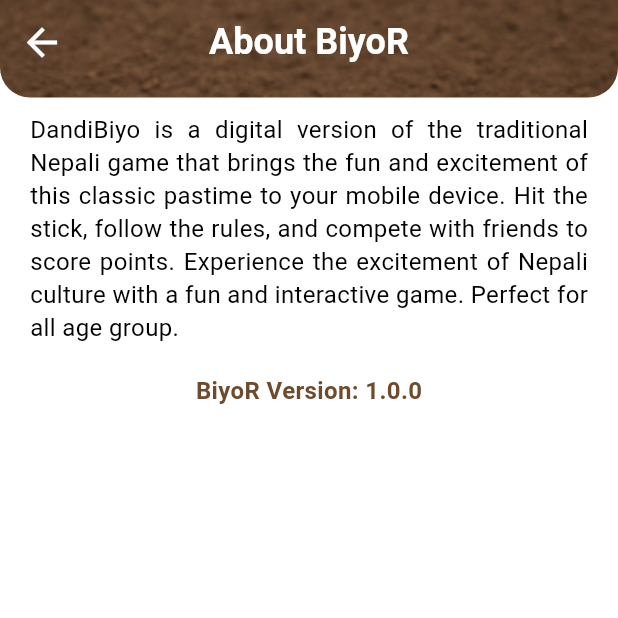
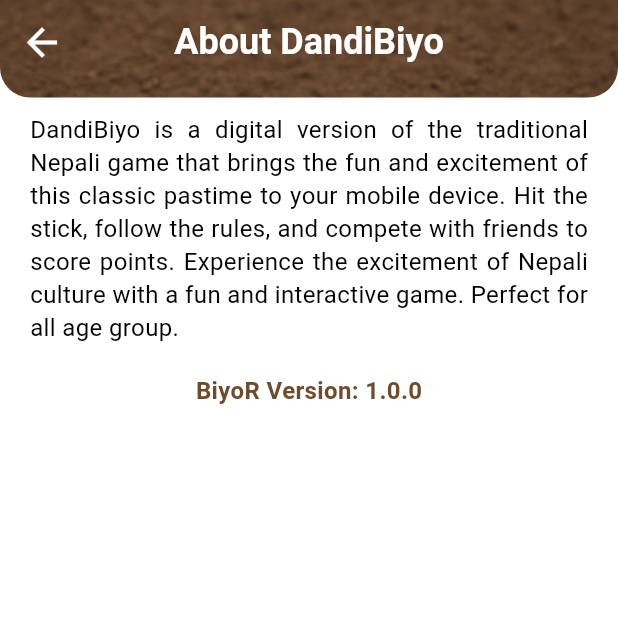
Before and after one commit to BiyoR-idX/biyoar, a Flutter app: the screen it shows after launch, item 3 of the bottom bar chosen, on a phone screen of 412 x 824 dp, the top half of it. Run offline on Flutter 3.47's test engine with Material 3 defaults, Android fonts, the phone set to English and light mode, and no system bars; our stand-ins replace camera, cloud_firestore, equatable, firebase_core, flutter_bloc, geolocator and 2 more; missing offline and left inert: ar_flutter_plugin, flutter_archive, geoflutterfire, geoflutterfire2, pdfx; accounts and stored records are empty; project files that could hold a hidden picture were left out.

Commit message:
edit about section

```diff
--- a/lib/Presentation/Features/Pages/aboutUs.dart
+++ b/lib/Presentation/Features/Pages/aboutUs.dart
@@ -38,7 +38,7 @@
           child: AppBar(
             centerTitle: true,
             title: const CustomText(
-              text: 'About BiyoR',
+              text: 'About DandiBiyo',
               fontSize: 24,
               fontWeight: FontWeight.bold,
               color: whiteColor,
```
Also changed, not shown: 1 other file.
